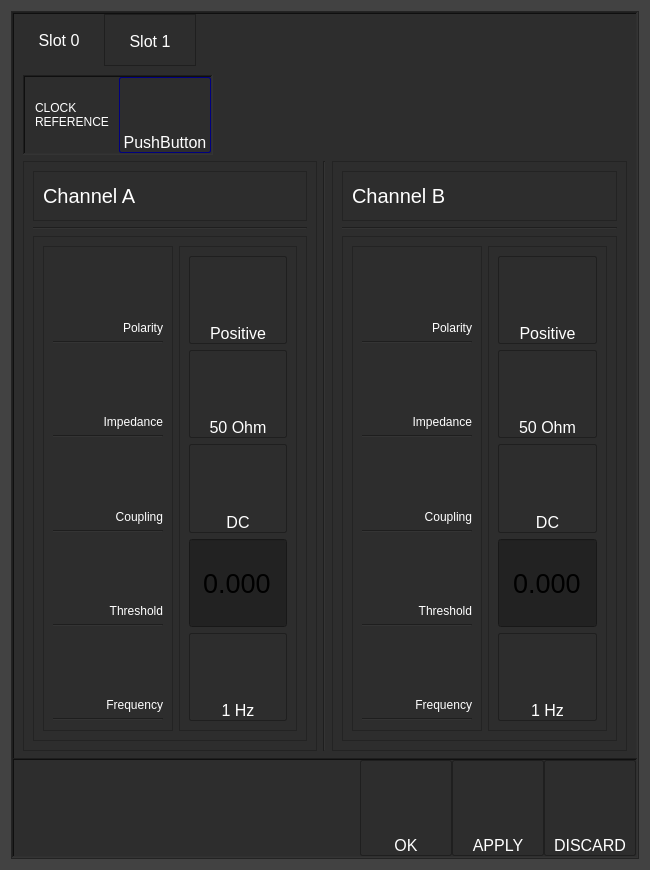
The window that settingsdialog.ui (shokace/GT9000) describes before a commit, drawn with Qt 5.
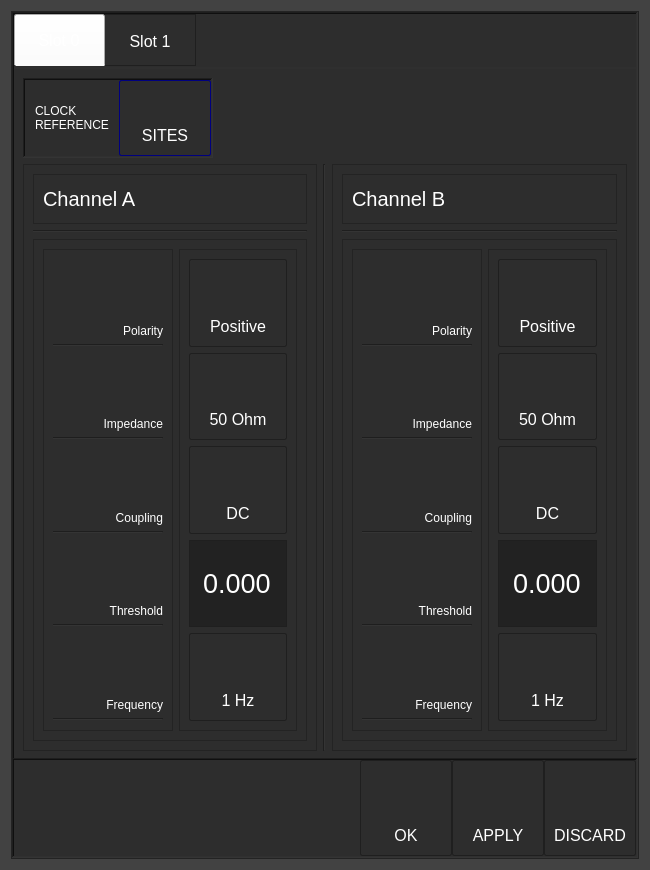
The same window after the commit.

Commit message: system dialog fixes

The edit to the form file:
```diff
--- a/settingsdialog.ui
+++ b/settingsdialog.ui
@@ -39,18 +39,24 @@
 
 QFrame {
 	background-color: rgb(45, 45, 45);
+	color: rgb(45, 45, 45);
 }
 
 QTabWidget {
     background-color: qlineargradient(x1: 0, y1: 0, x2: 0, y2: 1,
                                       stop: 0 #464646, stop: 1 #2f2f2f);
-	border: 1px sollid #464646;
-	color: white;
+	border: 100px solid #464646;
     min-width: 90px;
 	text-align: bottom;
 	font-size: 16px;
 }
 
+QTabWidget::pane { 
+        border-top: 2px solid #2f2f2f;
+		top: 1px;
+
+}
+
 
 
 
@@ -58,7 +64,8 @@
 
     background-color: qlineargradient(x1: 0, y1: 0, x2: 0, y2: 1,
                                       stop: 0 #464646, stop: 1 #2f2f2f);
-	border: 1px sollid #464646;
+	
+	
 	color: white;
     min-width: 90px;
 	min-height: 50px;
@@ -81,6 +88,24 @@
 
 
 
+QToolButton {
+	border: 1px solid #1f1f1f;
+    border-radius: 2px;
+    background-color: qlineargradient(x1: 0, y1: 0, x2: 0, y2: 1,
+                                      stop: 0 #464646, stop: 1 #2f2f2f);
+	color: white;
+    min-width: 90px;
+	text-align: bottom;
+	font-size: 16px;
+	padding-top: 50px;
+
+}
+QToolButton:pressed {
+    background-color: qlineargradient(x1: 0, y1: 0, x2: 0, y2: 1,
+                                      stop: 0 #2f2f2f, stop: 1 #464646);
+}
+
+
 QPushButton {
 	
     border: 1px solid #1f1f1f;
@@ -91,6 +116,12 @@
     min-width: 90px;
 	text-align: bottom;
 	font-size: 16px;
+	padding: 0px 0px 10px 0px;
+}
+
+QPushButton:pressed {
+    background-color: qlineargradient(x1: 0, y1: 0, x2: 0, y2: 1,
+                                      stop: 0 #2f2f2f, stop: 1 #464646);
 }
 
 QLabel { 
@@ -112,6 +143,8 @@
 
 QLineEdit {
 	background-color: rgb(34, 34, 34);
+	color: white;
+	border: 1px solid #1f1f1f;
 
 
 }
@@ -195,7 +228,7 @@
            </property>
            <property name="minimumSize">
             <size>
-             <width>90</width>
+             <width>290</width>
              <height>0</height>
             </size>
            </property>
@@ -289,7 +322,7 @@
                    </size>
                   </property>
                   <property name="text">
-                   <string>PushButton</string>
+                   <string>SITES</string>
                   </property>
                  </widget>
                 </item>
```
Left out of the diff: 4 changed lines with no effect on the pictures. The commit also changes 4 other files.
